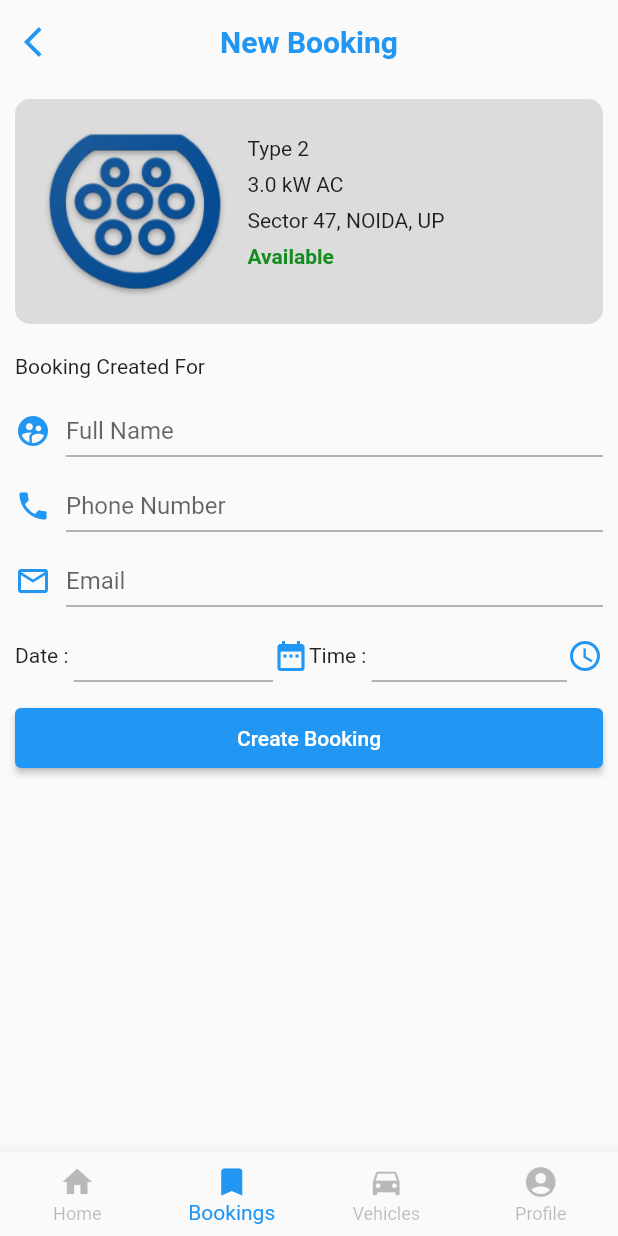
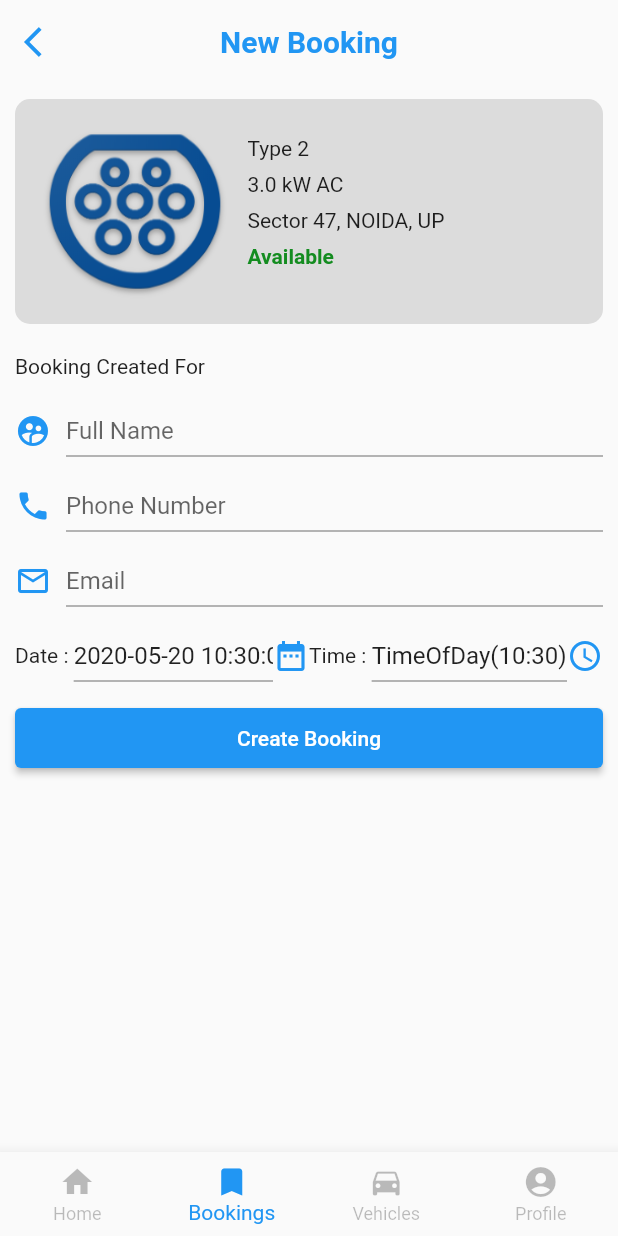
Before and after one commit to kallolghose/eurja, a Flutter app: the screen it shows after launch, item 2 of the bottom bar chosen, on a phone screen of 412 x 824 dp. Run offline on Flutter 3.47's test engine with Material 2 defaults, Android fonts, the phone set to English and light mode, and no system bars; our stand-ins replace geolocator, get_it, google_maps_flutter.

Commit message:
Booking, Navigation, Error changes

```diff
--- a/lib/constants/routes_path.dart
+++ b/lib/constants/routes_path.dart
@@ -5,3 +5,4 @@ const String ShowBookingsRoute = 'Showbookings';
 const String ShowVehiclesRoute = 'Showvehicles';
 const String CreateBookingsRoute = 'Createbookings';
 const String CreateVehiclesRoute = 'Createvehicles';
+const String ErrorPage = 'ErrorPage';
--- a/lib/router.dart
+++ b/lib/router.dart
@@ -5,6 +5,7 @@ import 'package:eurja/views/profile/login.dart';
 import 'package:eurja/views/profile/signup.dart';
 import 'package:eurja/views/map/googlemap.dart';
 import 'package:eurja/views/booking/booking.dart';
+import 'package:eurja/views/errors/notavailable.dart';
 
 Route<dynamic> generateRoute(RouteSettings settings) {
   switch (settings.name) {
@@ -17,12 +18,6 @@ Route<dynamic> generateRoute(RouteSettings settings) {
     case routes.CreateBookingsRoute:
       return MaterialPageRoute(builder: (context) => BookingPage());
     default:
-      return MaterialPageRoute(
-        builder: (context) => Scaffold(
-          body: Center(
-            child: Text('No path for ${settings.name}'),
-          ),
-        ),
-      );
+      return MaterialPageRoute(builder: (context) => SomethingWentWrongPage());
   }
 }
--- a/lib/views/booking/booking.dart
+++ b/lib/views/booking/booking.dart
@@ -12,13 +12,28 @@ class _BookingPage extends State<BookingPage>{
 
   String type, power, address, available;
   Color availableTextColor;
+  DateTime pickedDateTime;
+  TimeOfDay timeOfDay;
+  TextEditingController fullNameController, phoneNumberController, emailController,
+    dateController, timeController;
 
-  _BookingPage(){
+  @override
+  void initState() {
+    super.initState();
     type = "Type 2";
     power = "3.0 kW AC";
     address = "Sector 47, NOIDA, UP";
     available = "Available";
     availableTextColor = Color.fromRGBO(20, 140, 32, 1.0);
+    pickedDateTime = DateTime.now();
+    timeOfDay = TimeOfDay.now();
+
+    fullNameController = TextEditingController();
+    phoneNumberController = TextEditingController();
+    emailController = TextEditingController();
+    dateController = TextEditingController(text: pickedDateTime.toString());
+    timeController = TextEditingController(text: timeOfDay.toString());
+
   }
 
   @override
@@ -86,6 +101,7 @@ class _BookingPage extends State<BookingPage>{
                           SizedBox(width: 10,),
                           Expanded(
                             child: TextFormField(
+                              controller: fullNameController,
                               decoration: InputDecoration(
                                   hintText: "Full Name",
                                   isDense: true
@@ -104,6 +120,7 @@ class _BookingPage extends State<BookingPage>{
                           SizedBox(width: 10,),
                           Expanded(
                             child: TextFormField(
+                              controller: phoneNumberController,
                               decoration: InputDecoration(
                                   hintText: "Phone Number",
                                   isDense: true
@@ -125,6 +142,7 @@ class _BookingPage extends State<BookingPage>{
                           SizedBox(width: 10,),
                           Expanded(
                             child: TextFormField(
+                              controller: emailController,
                               decoration: InputDecoration(
                                   hintText: "Email",
                                   isDense: true
@@ -146,14 +164,21 @@ class _BookingPage extends State<BookingPage>{
                                 Text("Date : "),
                                 Expanded(
                                   child: TextFormField(
+                                    controller: dateController,
+                                    focusNode: FocusNode(),
+                                    enableInteractiveSelection: false,
                                     decoration: InputDecoration(
                                         isDense: true
                                     ),
                                   ),
                                 ),
-                                Icon(Icons.date_range,
+                                GestureDetector(
+                                  onTap: _pickupDate,
+                                  child: Icon(Icons.date_range,
                                     color: Colors.blue,
-                                )
+                                  ),
+                                ),
+
                               ],
                             ),
                           ),
@@ -164,15 +189,20 @@ class _BookingPage extends State<BookingPage>{
                                 Text("Time : "),
                                 Expanded(
                                   child: TextFormField(
-
+                                    controller: timeController,
+                                    focusNode: FocusNode(),
+                                    enableInteractiveSelection: false,
                                     decoration: InputDecoration(
                                       isDense: true
                                     ),
                                   ),
                                 ),
-                                Icon(Icons.access_time,
+                                GestureDetector(
+                                  onTap: _pickUpTime,
+                                  child: Icon(Icons.access_time,
                                     color: Colors.blue,
-                                )
+                                  ),
+                                ),
                               ],
                             ),
                           ),
@@ -204,23 +234,33 @@ class _BookingPage extends State<BookingPage>{
     );
   }
 
-  _displayCalenderPopUp(){
+  _pickupDate() async {
     FocusScope.of(context).requestFocus(new FocusNode());
+    DateTime date = await showDatePicker(
+      context: context,
+      initialDate: pickedDateTime,
+      firstDate: DateTime(DateTime.now().year),
+      lastDate: DateTime(DateTime.now().year+5),
+      builder: (BuildContext context, Widget child) {
+        return Theme(
+          data: ThemeData.light(),
+          child: child,
+        );
+      },
+    );
+    if(date!=null){
 
     }
   }
 
-class CalenderDialog extends StatefulWidget{
-  CalenderDialog({Key key}) : super(key:key);
-
-  _CalenderDialog createState() => _CalenderDialog();
-}
-
-class _CalenderDialog extends State<CalenderDialog>{
-
-  @override
-  Widget build(BuildContext context) {
+  _pickUpTime() async {
+    FocusScope.of(context).requestFocus(new FocusNode());
+    TimeOfDay timeOfDay = await showTimePicker(
+        context: context,
+        initialTime: TimeOfDay.now()
+    );
+    if(timeOfDay != null){
 
     }
-
   }
+}
--- a/lib/views/bottomnavigation.dart
+++ b/lib/views/bottomnavigation.dart
@@ -30,6 +30,9 @@ class _BottomNavigation extends State<MyBottomNavigation>{
           break;
         case 1:
           _navigationService.navigateTo(routes.CreateBookingsRoute);
+          break;
+        case 2:
+          _navigationService.navigateTo(routes.ErrorPage);
           break;
         case 3:
           _navigationService.navigateTo(routes.LoginRoute);
--- a/lib/views/profile/signup.dart
+++ b/lib/views/profile/signup.dart
@@ -72,6 +72,7 @@ class _SignUpPage extends State<SignUpPage> implements SignUpCallBack {
   @override
   Widget build(BuildContext context) {
     return Scaffold(
+      resizeToAvoidBottomInset: false,
       appBar: MyAppBar(myTitle: "Sign Up", context: context,),
       body: SafeArea(child:
         Container(
```
Also changed, not shown: lib/views/errors/notavailable.dart (added, +49 -0 lines), assets/images/oops_png.png (added). Lines whose indentation alone changed are shown as unchanged.
